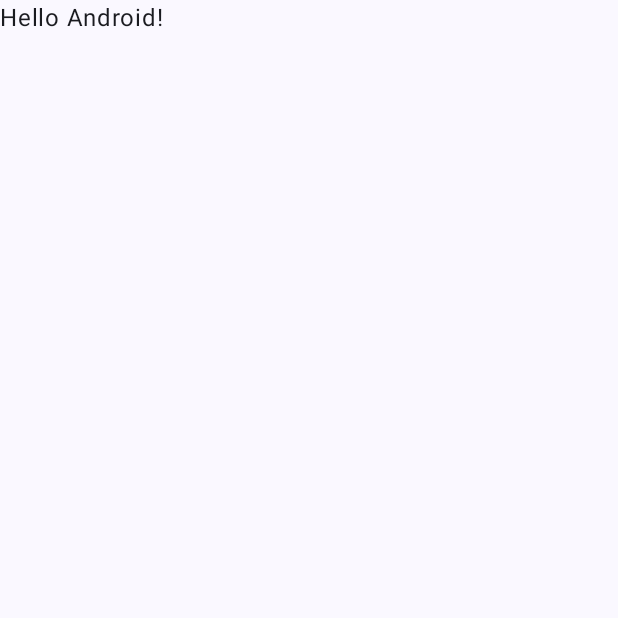
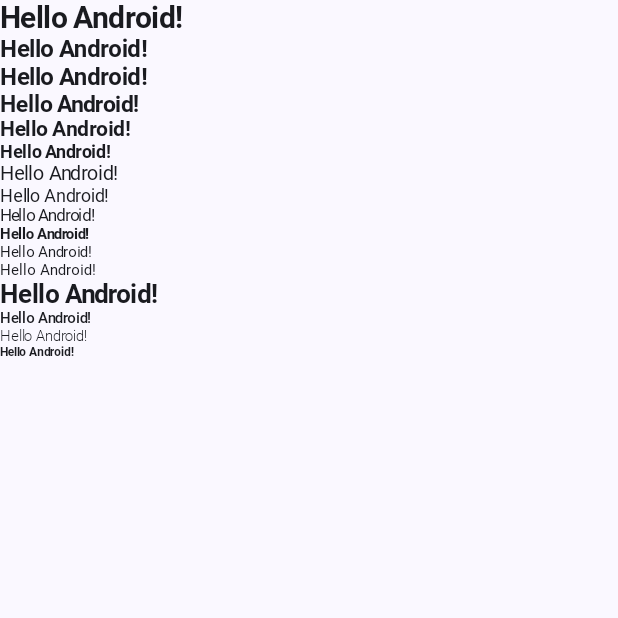
Before and after one commit to SOPT-all/35-COLLABORATION-ANDROID-KAKAOWEBTOON, an Android app built with Jetpack Compose: the screen it shows after launch (MainActivity), on a phone screen of 412 x 824 dp, the top half of it. Before the commit the part shown is almost empty. Run offline under Robolectric (Android 15) with nearby library versions, the phone set to English and light mode, and no system bars.

Commit message:
[init] #7: font 초기세팅

```diff
--- a/app/build.gradle.kts
+++ b/app/build.gradle.kts
@@ -6,7 +6,7 @@ plugins {
 
 android {
     namespace = "com.example.kakaowebtoon"
-    compileSdk = 34
+    compileSdk = 35
 
     defaultConfig {
         applicationId = "com.example.kakaowebtoon"
--- a/app/src/main/java/com/example/kakaowebtoon/MainActivity.kt
+++ b/app/src/main/java/com/example/kakaowebtoon/MainActivity.kt
@@ -4,6 +4,7 @@ import android.os.Bundle
 import androidx.activity.ComponentActivity
 import androidx.activity.compose.setContent
 import androidx.activity.enableEdgeToEdge
+import androidx.compose.foundation.layout.Column
 import androidx.compose.foundation.layout.fillMaxSize
 import androidx.compose.foundation.layout.padding
 import androidx.compose.material3.Scaffold
@@ -12,6 +13,22 @@ import androidx.compose.runtime.Composable
 import androidx.compose.ui.Modifier
 import androidx.compose.ui.tooling.preview.Preview
 import com.example.kakaowebtoon.ui.theme.KakaoWebtoonTheme
+import com.example.kakaowebtoon.ui.theme.body1Regular
+import com.example.kakaowebtoon.ui.theme.body2Regular
+import com.example.kakaowebtoon.ui.theme.body3Regular
+import com.example.kakaowebtoon.ui.theme.body4SemiBold
+import com.example.kakaowebtoon.ui.theme.body5Regular
+import com.example.kakaowebtoon.ui.theme.body6Regular
+import com.example.kakaowebtoon.ui.theme.caption1Bold
+import com.example.kakaowebtoon.ui.theme.caption2Medium
+import com.example.kakaowebtoon.ui.theme.caption3Light
+import com.example.kakaowebtoon.ui.theme.caption4SemiBold
+import com.example.kakaowebtoon.ui.theme.head1SemiBold
+import com.example.kakaowebtoon.ui.theme.head2Bold
+import com.example.kakaowebtoon.ui.theme.title1ExtraBold
+import com.example.kakaowebtoon.ui.theme.title2SemiBold
+import com.example.kakaowebtoon.ui.theme.title3SemiBold
+import com.example.kakaowebtoon.ui.theme.title4SemiBold
 
 class MainActivity : ComponentActivity() {
     override fun onCreate(savedInstanceState: Bundle?) {
@@ -32,10 +49,88 @@ class MainActivity : ComponentActivity() {
 
 @Composable
 fun Greeting(name: String, modifier: Modifier = Modifier) {
-    Text(
-        text = "Hello $name!",
-        modifier = modifier
-    )
+    Column {
+        Text(
+            text = "Hello $name!",
+            modifier = modifier,
+            style = head1SemiBold
+        )
+        Text(
+            text = "Hello $name!",
+            modifier = modifier,
+            style = head2Bold
+        )
+        Text(
+            text = "Hello $name!",
+            modifier = modifier,
+            style = title1ExtraBold
+        )
+        Text(
+            text = "Hello $name!",
+            modifier = modifier,
+            style = title2SemiBold
+        )
+        Text(
+            text = "Hello $name!",
+            modifier = modifier,
+            style = title3SemiBold
+        )
+        Text(
+            text = "Hello $name!",
+            modifier = modifier,
+            style = title4SemiBold
+        )
+        Text(
+            text = "Hello $name!",
+            modifier = modifier,
+            style = body1Regular
+        )
+        Text(
+            text = "Hello $name!",
+            modifier = modifier,
+            style = body2Regular
+        )
+        Text(
+            text = "Hello $name!",
+            modifier = modifier,
+            style = body3Regular
+        )
+        Text(
+            text = "Hello $name!",
+            modifier = modifier,
+            style = body4SemiBold
+        )
+        Text(
+            text = "Hello $name!",
+            modifier = modifier,
+            style = body5Regular
+        )
+        Text(
+            text = "Hello $name!",
+            modifier = modifier,
+            style = body6Regular
+        )
+        Text(
+            text = "Hello $name!",
+            modifier = modifier,
+            style = caption1Bold
+        )
+        Text(
+            text = "Hello $name!",
+            modifier = modifier,
+            style = caption2Medium
+        )
+        Text(
+            text = "Hello $name!",
+            modifier = modifier,
+            style = caption3Light
+        )
+        Text(
+            text = "Hello $name!",
+            modifier = modifier,
+            style = caption4SemiBold
+        )
+    }
 }
 
 @Preview(showBackground = true)
--- a/app/src/main/java/com/example/kakaowebtoon/ui/theme/Type.kt
+++ b/app/src/main/java/com/example/kakaowebtoon/ui/theme/Type.kt
@@ -2,9 +2,12 @@ package com.example.kakaowebtoon.ui.theme
 
 import androidx.compose.material3.Typography
 import androidx.compose.ui.text.TextStyle
+import androidx.compose.ui.text.font.Font
 import androidx.compose.ui.text.font.FontFamily
 import androidx.compose.ui.text.font.FontWeight
+import androidx.compose.ui.unit.dp
 import androidx.compose.ui.unit.sp
+import com.example.kakaowebtoon.R
 
 // Set of Material typography styles to start with
 val Typography = Typography(
@@ -15,20 +18,124 @@ val Typography = Typography(
         lineHeight = 24.sp,
         letterSpacing = 0.5.sp
     )
-    /* Other default text styles to override
-    titleLarge = TextStyle(
-        fontFamily = FontFamily.Default,
-        fontWeight = FontWeight.Normal,
-        fontSize = 22.sp,
-        lineHeight = 28.sp,
-        letterSpacing = 0.sp
-    ),
-    labelSmall = TextStyle(
-        fontFamily = FontFamily.Default,
-        fontWeight = FontWeight.Medium,
-        fontSize = 11.sp,
-        lineHeight = 16.sp,
-        letterSpacing = 0.5.sp
-    )
-    */
 )
+
+// Head
+val head1SemiBold = TextStyle(
+    fontFamily = FontFamily(Font(R.font.roboto_bold)),
+    fontWeight = FontWeight.SemiBold,
+    fontSize = 20.sp,
+    lineHeight = 23.sp,
+    letterSpacing = (-0.4).sp
+)
+val head2Bold = TextStyle(
+    fontFamily = FontFamily(Font(R.font.roboto_bold)),
+    fontWeight = FontWeight.Bold,
+    fontSize = 16.sp,
+    lineHeight = 23.sp,
+    letterSpacing = (-0.32).sp
+)
+
+// Title
+val title1ExtraBold = TextStyle(
+    fontFamily = FontFamily(Font(R.font.roboto_bold)),
+    fontWeight = FontWeight.ExtraBold,
+    fontSize = 16.sp,
+    lineHeight = 23.sp,
+    letterSpacing = (-0.32).sp
+)
+val title2SemiBold = TextStyle(
+    fontFamily = FontFamily(Font(R.font.roboto_bold)),
+    fontWeight = FontWeight.SemiBold,
+    fontSize = 15.sp,
+    lineHeight = 18.sp,
+    letterSpacing = 0.sp
+)
+val title3SemiBold = TextStyle(
+    fontFamily = FontFamily(Font(R.font.roboto_bold)),
+    fontWeight = FontWeight.SemiBold,
+    fontSize = 14.sp,
+    lineHeight = 16.sp,
+    letterSpacing = (-0.28).sp
+)
+val title4SemiBold = TextStyle(
+    fontFamily = FontFamily(Font(R.font.roboto_bold)),
+    fontWeight = FontWeight.SemiBold,
+    fontSize = 12.sp,
+    lineHeight = 14.sp,
+    letterSpacing = (-0.24).sp
+)
+
+// Body
+val body1Regular = TextStyle(
+    fontFamily = FontFamily(Font(R.font.roboto_regular)),
+    fontWeight = FontWeight.Normal,
+    fontSize = 13.sp,
+    lineHeight = (15.6).sp,
+    letterSpacing = (-0.13).sp
+)
+val body2Regular = TextStyle(
+    fontFamily = FontFamily(Font(R.font.roboto_regular)),
+    fontWeight = FontWeight.Normal,
+    fontSize = 12.sp,
+    lineHeight = (14.4).sp,
+    letterSpacing = (-0.12).sp
+)
+val body3Regular = TextStyle(
+    fontFamily = FontFamily(Font(R.font.roboto_regular)),
+    fontWeight = FontWeight.Normal,
+    fontSize = 11.sp,
+    lineHeight = (13).sp,
+    letterSpacing = (-0.22).sp
+)
+val body4SemiBold = TextStyle(
+    fontFamily = FontFamily(Font(R.font.roboto_bold)),
+    fontWeight = FontWeight.SemiBold,
+    fontSize = 10.sp,
+    lineHeight = 13.sp,
+    letterSpacing = (-0.2).sp
+)
+val body5Regular = TextStyle(
+    fontFamily = FontFamily(Font(R.font.roboto_regular)),
+    fontWeight = FontWeight.Normal,
+    fontSize = 10.sp,
+    lineHeight = (13).sp,
+    letterSpacing = (-0.2).sp
+)
+val body6Regular = TextStyle(
+    fontFamily = FontFamily(Font(R.font.roboto_regular)),
+    fontWeight = FontWeight.Normal,
+    fontSize = 10.sp,
+    lineHeight = (13).sp,
+    letterSpacing = (0).sp
+)
+
+// Caption
+val caption1Bold = TextStyle(
+    fontFamily = FontFamily(Font(R.font.roboto_bold)),
+    fontWeight = FontWeight.Bold,
+    fontSize = 17.sp,
+    lineHeight = (20.4).sp,
+    letterSpacing = (-0.17).sp
+)
+val caption2Medium = TextStyle(
+    fontFamily = FontFamily(Font(R.font.roboto_medium)),
+    fontWeight = FontWeight.Medium,
+    fontSize = 10.sp,
+    lineHeight = (12).sp,
+    letterSpacing = (-0.2).sp
+)
+val caption3Light = TextStyle(
+    fontFamily = FontFamily(Font(R.font.roboto_light)),
+    fontWeight = FontWeight.Light,
+    fontSize = 10.sp,
+    lineHeight = (12).sp,
+    letterSpacing = (-0.1).sp
+)
+val caption4SemiBold = TextStyle(
+    fontFamily = FontFamily(Font(R.font.roboto_bold)),
+    fontWeight = FontWeight.SemiBold,
+    fontSize = 8.sp,
+    lineHeight = (12).sp,
+    letterSpacing = (-0.1).sp
+)
```
Also changed, not shown: app/src/main/res/font/roboto_bold.ttf (added), app/src/main/res/font/roboto_light.ttf (added), app/src/main/res/font/roboto_medium.ttf (added), app/src/main/res/font/roboto_regular.ttf (added).
